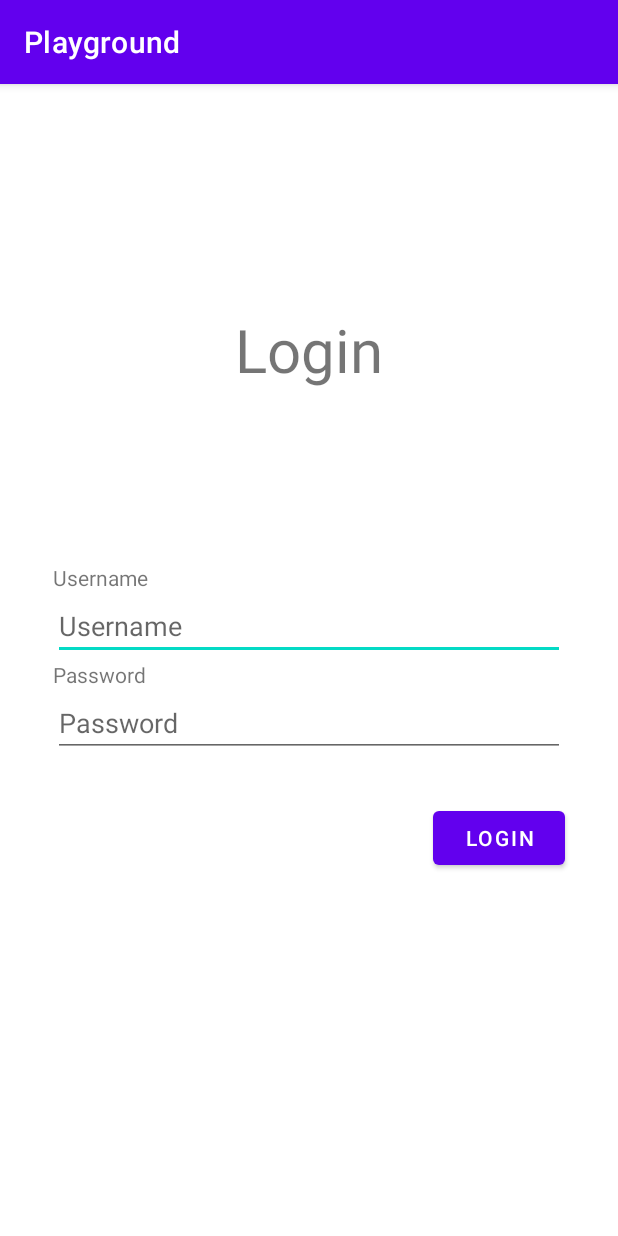
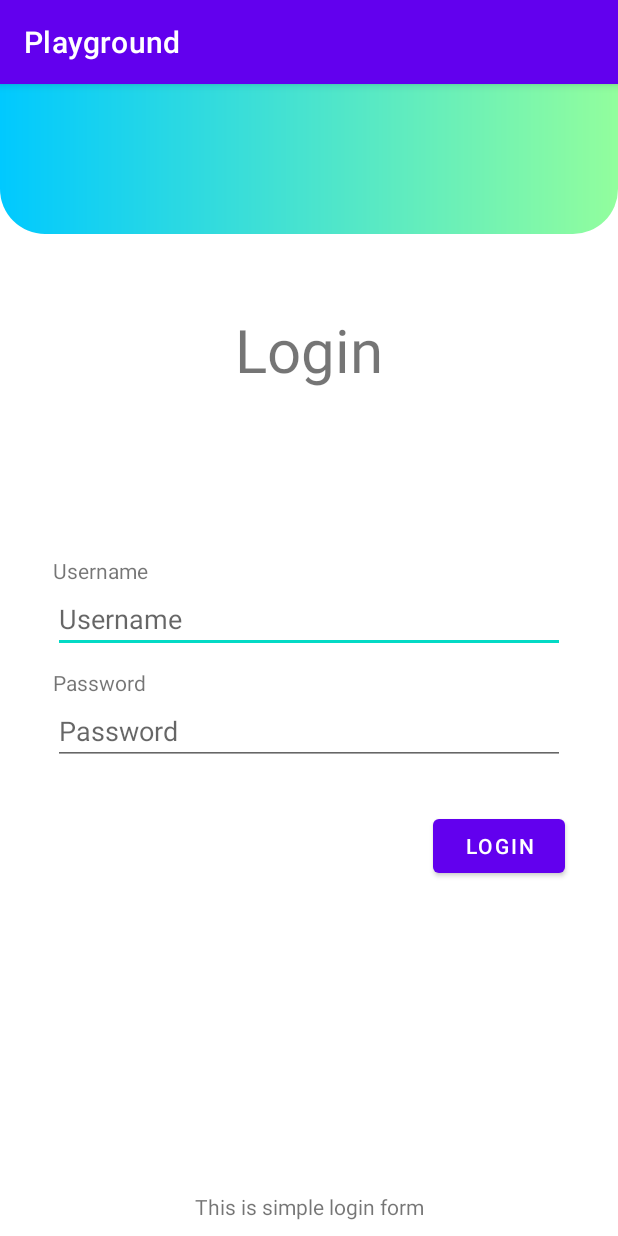
Before and after one commit to Rkleib/Playground, an Android app: the MainNormalActivity screen opened directly, with no data from a screen before it, on a phone screen of 412 x 824 dp. Run offline under Robolectric (Android 15) with nearby library versions, the phone set to English and light mode, and no system bars.

Commit message:
redesign ui login form

```diff
--- a/app/src/main/res/layout/activity_main_normal.xml
+++ b/app/src/main/res/layout/activity_main_normal.xml
@@ -5,6 +5,14 @@
     android:layout_width="match_parent"
     android:layout_height="match_parent"
     tools:context=".main_layout.MainNormalActivity">
+
+    <View
+        android:layout_width="match_parent"
+        android:layout_height="100dp"
+        android:background="@drawable/bg_navigation_main"
+        app:layout_constraintEnd_toEndOf="parent"
+        app:layout_constraintStart_toStartOf="parent"
+        app:layout_constraintTop_toTopOf="parent" />
 
     <TextView
         android:id="@+id/textView2"
@@ -43,6 +51,7 @@
         <TextView
             android:layout_width="wrap_content"
             android:layout_height="wrap_content"
+            android:layout_marginTop="10dp"
             android:text="Password" />
 
         <EditText
@@ -62,4 +71,13 @@
         app:layout_constraintEnd_toEndOf="parent"
         app:layout_constraintTop_toBottomOf="@+id/linearLayout" />
 
+    <TextView
+        android:layout_width="wrap_content"
+        android:layout_height="wrap_content"
+        android:text="This is simple login form"
+        android:layout_marginBottom="10dp"
+        app:layout_constraintBottom_toBottomOf="parent"
+        app:layout_constraintEnd_toEndOf="parent"
+        app:layout_constraintStart_toStartOf="parent" />
+
 </androidx.constraintlayout.widget.ConstraintLayout>
```
